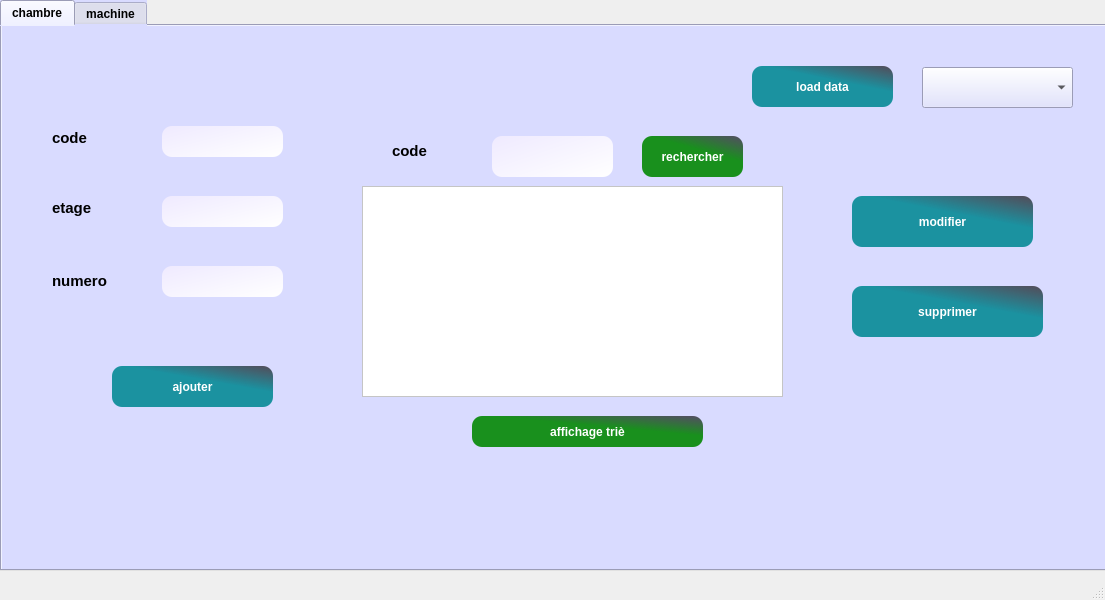
Qt form mainwindow.ui (dorra-kallel/c-e-health-application) before a commit.
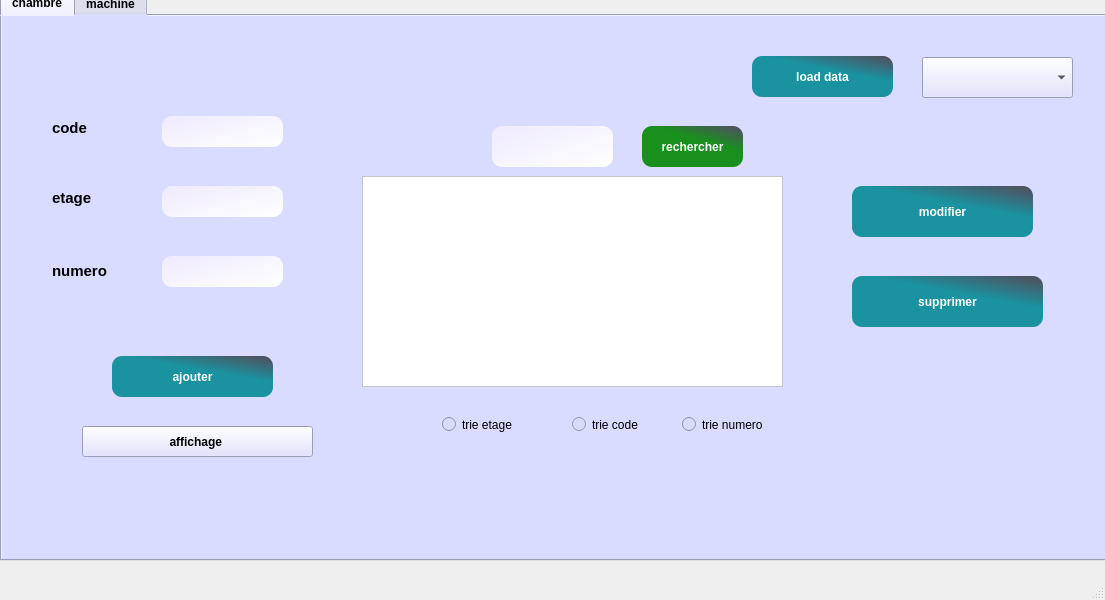
The same form after that commit. The open tabs and pages were chosen to show the change. Icons and pictures are not drawn.

The edit to the form file:
```diff
--- a/mainwindow.ui
+++ b/mainwindow.ui
@@ -21,7 +21,7 @@
     <property name="geometry">
      <rect>
       <x>0</x>
-      <y>0</y>
+      <y>-10</y>
       <width>1131</width>
       <height>571</height>
      </rect>
@@ -419,8 +419,8 @@
      <widget class="QPushButton" name="pushButton_7">
       <property name="geometry">
        <rect>
-        <x>470</x>
-        <y>390</y>
+        <x>80</x>
+        <y>410</y>
         <width>231</width>
         <height>31</height>
        </rect>
@@ -434,51 +434,70 @@
       </property>
       <property name="styleSheet">
        <string notr="true">
-QPushButton
-{
-  
-  border-radius: 10px;
-
-
-background-color: qlineargradient(spread:pad, x1:0.613065, y1:0.511, x2:0.969, y2:0, stop:0.18593 rgba(0, 134, 0, 226), stop:0.959799 rgba(0, 0, 0, 161));
-
-
-
-color: rgb(255, 255, 255);
-
-}
-
-QPushButton:hover,QPushButton:hover
-{
-    border: 5px solid QLinearGradient( x1: 2, y1: 2, x2: 2, y2: 3, stop: 0 #CCFF00 , stop: 3 #d7801a);
-}
-
-
-
 </string>
       </property>
       <property name="text">
-       <string>affichage triè</string>
+       <string>affichage </string>
       </property>
      </widget>
-     <widget class="QLabel" name="label_9">
+     <widget class="QRadioButton" name="radioButton_2">
       <property name="geometry">
        <rect>
-        <x>390</x>
-        <y>110</y>
-        <width>71</width>
-        <height>31</height>
+        <x>570</x>
+        <y>400</y>
+        <width>82</width>
+        <height>17</height>
        </rect>
       </property>
-      <property name="font">
-       <font>
-        <family>Tahoma</family>
-        <weight>75</weight>
-        <bold>true</bold>
-       </font>
+      <property name="styleSheet">
+       <string notr="true">background-color: rgb(249, 249, 249);
+QRadioButton::indicator:hover, QCheckBox::indicator:hover
+{
+    border: 1px solid #66FF00;
+}</string>
       </property>
       <property name="text">
-       <string>&lt;html&gt;&lt;head/&gt;&lt;body&gt;&lt;p&gt;&lt;span style=&quot; font-size:11pt;&quot;&gt;code&lt;/span&gt;&lt;/p&gt;&lt;/body&gt;&lt;/html&gt;</string>
+       <string>trie code</string>
+      </property>
+     </widget>
+     <widget class="QRadioButton" name="radioButton_3">
+      <property name="geometry">
+       <rect>
+        <x>440</x>
+        <y>400</y>
+        <width>82</width>
+        <height>17</height>
+       </rect>
+      </property>
+      <property name="styleSheet">
+       <string notr="true">background-color: rgb(249, 249, 249);
+QRadioButton::indicator:hover, QCheckBox::indicator:hover
+{
+    border: 1px solid #66FF00;
+}</string>
+      </property>
+      <property name="text">
+       <string>trie etage</string>
+      </property>
+     </widget>
+     <widget class="QRadioButton" name="radioButton_4">
+      <property name="geometry">
+       <rect>
+        <x>680</x>
+        <y>400</y>
+        <width>82</width>
+        <height>17</height>
+       </rect>
+      </property>
+      <property name="styleSheet">
+       <string notr="true">background-color: rgb(249, 249, 249);
+QRadioButton::indicator:hover, QCheckBox::indicator:hover
+{
+    border: 1px solid #66FF00;
+}</string>
+      </property>
+      <property name="text">
+       <string>trie numero</string>
       </property>
      </widget>
     </widget>
```
Left out of the diff: 2 changed lines with no effect on the pictures.
